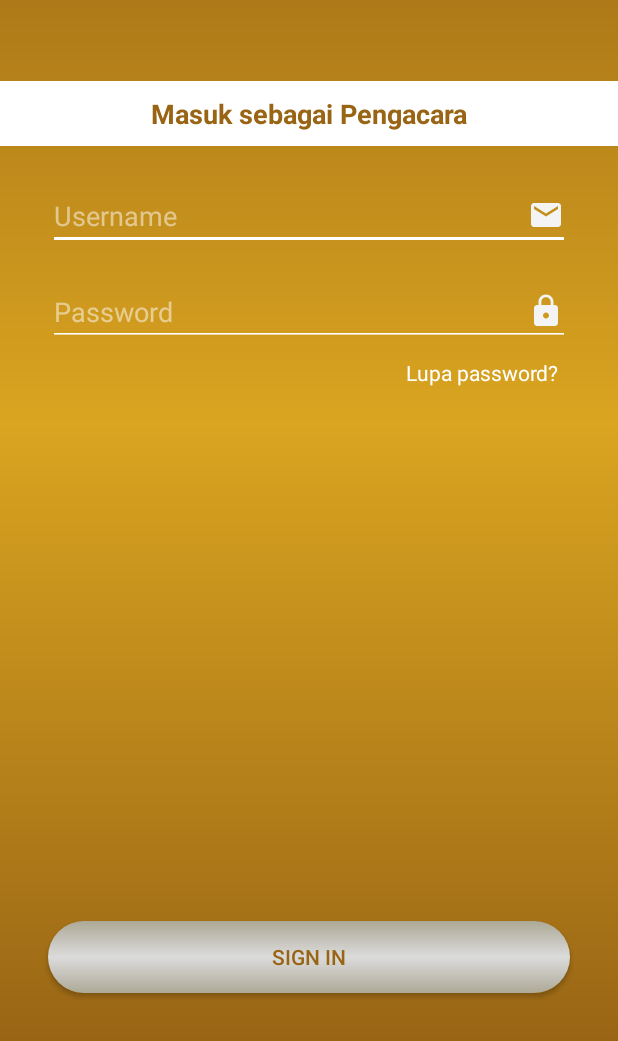
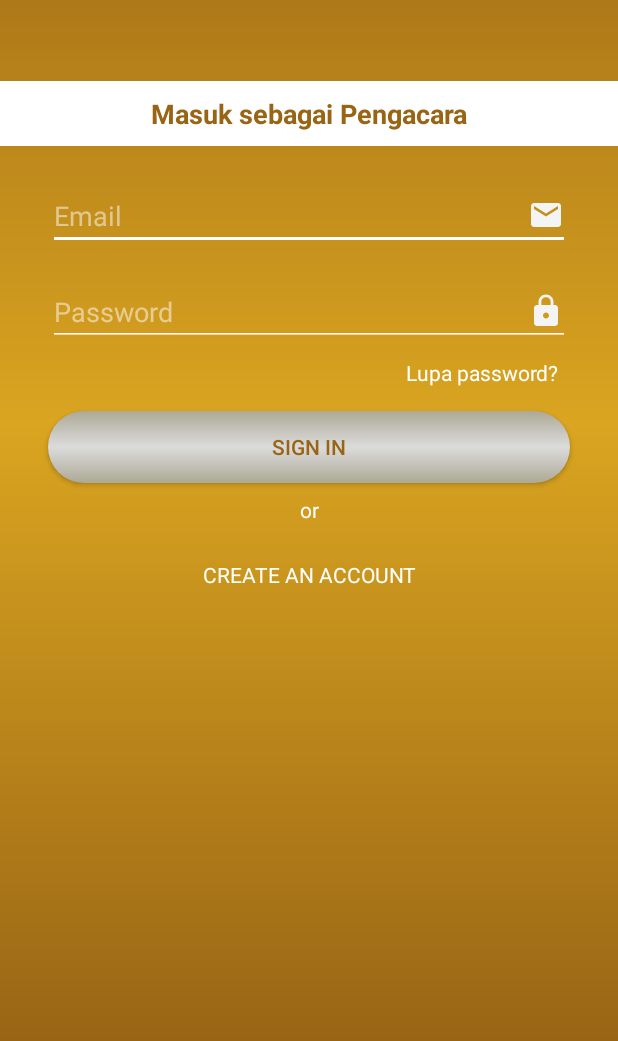
Before and after one commit to sidrive/androidmitra, an Android app: the LoginActivity screen opened directly, with no data from a screen before it, on a phone screen of 412 x 824 dp, the part 195-1236 px from its top. Run offline under Robolectric (Android 15) with nearby library versions, the phone set to English and light mode, and no system bars; our stand-ins replace ButterKnife, Dagger/Hilt's generated code; libraries missing offline, so code that uses them is left out: rx.android.schedulers, rx.schedulers, rx.subscriptions; 1 statement that could not run was skipped.

Commit message:
implement api for login

```diff
--- a/app/build.gradle
+++ b/app/build.gradle
@@ -8,6 +8,7 @@ android {
         targetSdkVersion 27
         versionCode 1
         versionName "1.0"
+        buildConfigField 'String', 'LawyerkuUrl', '"http://lawyerku.dev.komuri.co.id/"'
         testInstrumentationRunner "android.support.test.runner.AndroidJUnitRunner"
     }
     buildTypes {
@@ -18,8 +19,8 @@ android {
     }
     buildToolsVersion '27.0.3'
     compileOptions {
-        sourceCompatibility JavaVersion.VERSION_1_6
-        targetCompatibility JavaVersion.VERSION_1_6
+        sourceCompatibility JavaVersion.VERSION_1_8
+        targetCompatibility JavaVersion.VERSION_1_8
     }
 }
 
--- a/app/src/main/AndroidManifest.xml
+++ b/app/src/main/AndroidManifest.xml
@@ -49,7 +49,7 @@
       android:theme="@style/AppTheme"
       android:windowSoftInputMode="stateHidden"/>
     <activity
-      android:name=".ui.LoginActivity"
+      android:name=".ui.login.LoginActivity"
       android:theme="@style/AppTheme"
       android:windowSoftInputMode="stateHidden"/>
     <activity
--- /dev/null
+++ b/app/src/main/java/lawyerku/android_mitra/api/LawyerkuService.java
@@ -0,0 +1,82 @@
+package lawyerku.android_mitra.api;
+
+import java.util.concurrent.TimeUnit;
+
+import lawyerku.android_mitra.BuildConfig;
+import lawyerku.android_mitra.api.model.CredentialModel;
+import okhttp3.OkHttpClient;
+import okhttp3.logging.HttpLoggingInterceptor;
+import retrofit2.Retrofit;
+import retrofit2.adapter.rxjava.RxJavaCallAdapterFactory;
+import retrofit2.converter.gson.GsonConverterFactory;
+import retrofit2.http.Body;
+import retrofit2.http.GET;
+import retrofit2.http.Header;
+import retrofit2.http.Headers;
+import retrofit2.http.POST;
+import rx.Observable;
+
+public interface LawyerkuService {
+    //    ==============================================================
+    //                      CREDENTIAL
+    //    ==============================================================
+
+//    @Headers("Accept:application/json")
+//    @POST("api/authenticate?api_token=b3b45k4n")
+//    Observable<CredentialModel.LoginResponse> login(
+//            @Body CredentialModel.Request body);
+
+    //    @Headers("Accept:application/json")
+    @Headers("Content-Type:application/json")
+    @POST("api/login")
+    Observable<CredentialModel.LoginResponse> login(
+            @Body CredentialModel.Request body);
+
+    @Headers("Accept:application/json")
+    @POST("api/register/")
+    Observable<CredentialModel.RegistrationResponse> register(
+//            @Path("type") String type,
+            @Body CredentialModel.Request body);
+
+    //    ==============================================================
+    //                      PROFILE
+    //    ==============================================================
+
+    @Headers("Accept:application/json")
+    @GET("api/me")
+//    Observable<ProfileModel.Response> getProfile(@Header("Authorization") String header);
+    Observable<Throwable> getProfile(@Header("Authorization") String header);
+
+
+    //    ==============================================================
+    //                      SERVICE
+    //    ==============================================================
+
+    class Factory {
+        public static LawyerkuService create() {
+            return getRetrofitConfig().create(LawyerkuService.class);
+        }
+        private static Retrofit retrofit = null;
+        public static Retrofit getRetrofit(){
+            return retrofit;
+        }
+        public static Retrofit getRetrofitConfig() {
+            return new Retrofit.Builder()
+                    .baseUrl(BuildConfig.LawyerkuUrl)
+                    .addConverterFactory(GsonConverterFactory.create())
+                    .addCallAdapterFactory(RxJavaCallAdapterFactory.create())
+                    .client(client())
+                    .build();
+        }
+
+        private static OkHttpClient client() {
+            return new OkHttpClient.Builder()
+                    .readTimeout(60, TimeUnit.SECONDS)
+                    .connectTimeout(60, TimeUnit.SECONDS)
+                    .addInterceptor(new HttpLoggingInterceptor()
+                            .setLevel(HttpLoggingInterceptor.Level.BODY)
+                    )
+                    .build();
+        }
+    }
+}
--- a/app/src/main/java/lawyerku/android_mitra/base/AppComponent.java
+++ b/app/src/main/java/lawyerku/android_mitra/base/AppComponent.java
@@ -3,6 +3,8 @@ package lawyerku.android_mitra.base;
 import javax.inject.Singleton;
 
 import dagger.Component;
+import lawyerku.android_mitra.ui.login.LoginActivityComponent;
+import lawyerku.android_mitra.ui.login.LoginActivityModule;
 import lawyerku.android_mitra.ui.splash.SplashActivityComponent;
 import lawyerku.android_mitra.ui.splash.SplashActivityModule;
 
@@ -17,4 +19,6 @@ import lawyerku.android_mitra.ui.splash.SplashActivityModule;
 public interface AppComponent {
 
         SplashActivityComponent plus(SplashActivityModule activityModule);
+
+        LoginActivityComponent plus(LoginActivityModule activityModule);
 }
--- a/app/src/main/java/lawyerku/android_mitra/ui/ForgotPasswordActivity.java
+++ b/app/src/main/java/lawyerku/android_mitra/ui/ForgotPasswordActivity.java
@@ -9,10 +9,11 @@ import android.support.v7.app.AppCompatActivity;
 import android.view.View;
 import android.view.Window;
 import android.view.WindowManager.LayoutParams;
-import android.widget.Toast;
+
 import butterknife.ButterKnife;
 import butterknife.OnClick;
 import lawyerku.android_mitra.R;
+import lawyerku.android_mitra.ui.login.LoginActivity;
 
 public class ForgotPasswordActivity extends AppCompatActivity {
 
--- a/app/src/main/java/lawyerku/android_mitra/ui/RegisterActivity.java
+++ b/app/src/main/java/lawyerku/android_mitra/ui/RegisterActivity.java
@@ -6,13 +6,13 @@ import android.graphics.Color;
 import android.os.Build;
 import android.os.Bundle;
 import android.support.v7.app.AppCompatActivity;
-import android.util.Log;
 import android.view.View;
 import android.view.Window;
 import android.view.WindowManager;
 import butterknife.ButterKnife;
 import butterknife.OnClick;
 import lawyerku.android_mitra.R;
+import lawyerku.android_mitra.ui.login.LoginActivity;
 
 public class RegisterActivity extends AppCompatActivity {
 
--- a/app/src/main/java/lawyerku/android_mitra/ui/LoginActivity.java
+++ b/app/src/main/java/lawyerku/android_mitra/ui/login/LoginActivity.java
@@ -1,4 +1,4 @@
-package lawyerku.android_mitra.ui;
+package lawyerku.android_mitra.ui.login;
 
 import android.app.Activity;
 import android.content.Intent;
@@ -9,12 +9,31 @@ import android.support.v7.app.AppCompatActivity;
 import android.view.View;
 import android.view.Window;
 import android.view.WindowManager.LayoutParams;
+import android.widget.TextView;
+
+import javax.inject.Inject;
+
+import butterknife.BindView;
 import butterknife.ButterKnife;
 import butterknife.OnClick;
 import lawyerku.android_mitra.MainActivityCons;
 import lawyerku.android_mitra.R;
+import lawyerku.android_mitra.api.model.CredentialModel;
+import lawyerku.android_mitra.base.BaseActivity;
+import lawyerku.android_mitra.base.BaseApplication;
+import lawyerku.android_mitra.ui.ForgotPasswordActivity;
+import lawyerku.android_mitra.ui.RegisterActivity;
 
-public class LoginActivity extends AppCompatActivity {
+public class LoginActivity extends BaseActivity {
+
+  @Inject
+  LoginPresenter presenter;
+
+  @BindView(R.id.et_email)
+  TextView txtEmail;
+
+  @BindView(R.id.et_password)
+  TextView txtPassword;
 
   @Override
   protected void onCreate(Bundle savedInstanceState) {
@@ -22,6 +41,13 @@ public class LoginActivity extends AppCompatActivity {
     setContentView(R.layout.activity_login_cons);
     ButterKnife.bind(this);
     transparentStatusBar();
+  }
+
+  @Override
+  protected void setupActivityComponent() {
+    BaseApplication.get(this).getAppComponent()
+            .plus(new LoginActivityModule(this))
+            .inject(this);
   }
 
   private void transparentStatusBar() {
@@ -56,9 +82,27 @@ public class LoginActivity extends AppCompatActivity {
     startActivity(intent);
   }
 
-  @OnClick(R.id.btn_login)
-  public void onBtnLoginClicked() {
-    Intent intent = new Intent(LoginActivity.this, MainActivityCons.class);
+  @OnClick(R.id.tv_register_ask)
+  public void onTvRegisterClicked(){
+    Intent intent = new Intent(LoginActivity.this, RegisterActivity.class);
     startActivity(intent);
   }
+
+  @OnClick(R.id.btn_login)
+  public void showLogin(){
+
+    CredentialModel.Request credential = new CredentialModel.Request();
+    credential.email = txtEmail.getText().toString();
+    credential.password = txtPassword.getText().toString();
+
+    presenter.validateLogin(credential);
+
+//        Intent i = new Intent(LoginActivity.this, MainActivityCustomer.class);
+//        startActivity(i);
+  }
+
+    public void loginProses(){
+        Intent i = new Intent(LoginActivity.this, MainActivityCons.class);
+        startActivity(i);
+    }
 }
--- /dev/null
+++ b/app/src/main/java/lawyerku/android_mitra/ui/login/LoginActivityComponent.java
@@ -0,0 +1,14 @@
+package lawyerku.android_mitra.ui.login;
+
+import dagger.Subcomponent;
+import lawyerku.android_mitra.base.annotation.ActivityScope;
+
+@ActivityScope
+@Subcomponent(
+        modules = {
+                LoginActivityModule.class
+        }
+)
+public interface LoginActivityComponent {
+    LoginActivity inject(LoginActivity activity);
+}
--- /dev/null
+++ b/app/src/main/java/lawyerku/android_mitra/ui/login/LoginActivityModule.java
@@ -0,0 +1,26 @@
+package lawyerku.android_mitra.ui.login;
+
+import dagger.Module;
+import dagger.Provides;
+import lawyerku.android_mitra.base.annotation.ActivityScope;
+
+@Module
+public class LoginActivityModule {
+    LoginActivity activity;
+
+    public LoginActivityModule(LoginActivity activity){
+        this.activity = activity;
+    }
+
+    @ActivityScope
+    @Provides
+    LoginActivity provideLoginActivity(){
+        return activity;
+    }
+
+    @ActivityScope
+    @Provides
+    LoginPresenter provideLoginPresenter(){
+        return new LoginPresenter(activity);
+    }
+}
--- /dev/null
+++ b/app/src/main/java/lawyerku/android_mitra/ui/login/LoginPresenter.java
@@ -0,0 +1,81 @@
+package lawyerku.android_mitra.ui.login;
+
+import android.util.Log;
+
+import java.util.Locale;
+
+import lawyerku.android_mitra.api.LawyerkuService;
+import lawyerku.android_mitra.api.model.CredentialModel;
+import lawyerku.android_mitra.base.BasePresenter;
+import lawyerku.android_mitra.preference.GlobalPreference;
+import lawyerku.android_mitra.preference.PrefKey;
+import rx.android.schedulers.AndroidSchedulers;
+import rx.schedulers.Schedulers;
+import rx.subscriptions.CompositeSubscription;
+
+import static android.support.constraint.Constraints.TAG;
+
+public class LoginPresenter implements BasePresenter {
+    LoginActivity activity;
+    private CompositeSubscription subscription;
+
+    public LoginPresenter(LoginActivity activity){
+        this.activity = activity;
+        this.subscription = new CompositeSubscription();
+    }
+
+    @Override
+    public void subscribe() {
+
+    }
+
+    @Override
+    public void unsubscribe() {
+
+    }
+
+    public void validateLogin(CredentialModel.Request request){
+
+        subscription.add(LawyerkuService.Factory.create().login(request)
+                .subscribeOn(Schedulers.io())
+                .observeOn(AndroidSchedulers.mainThread())
+                .subscribe(response -> {
+                    Log.e(TAG, "validateLogin: "+response.success.token );
+
+                    if(response.success.token != null){
+                        GlobalPreference.write(PrefKey.loggedIn, true, Boolean.class);
+                        GlobalPreference.write(PrefKey.accessToken, String.format(Locale.US, "Bearer %s", response.accessToken), String.class);
+                        activity.loginProses();
+                    }
+
+                    if (response.status >= 200 && response.status < 300) {
+//                        GlobalPreferences.write(PrefKeys.loggedIn, true, Boolean.class);
+//                        GlobalPreferences.write(PrefKeys.accessToken, String.format(Locale.US, "Bearer %s", response.accessToken), String.class);
+//                        GlobalPreferences.write(PrefKeys.userType, String.format(Locale.US, response.userType, response.accessToken), String.class);
+
+//                        if (response.userType.equals(UserType.userTypeWorkman))
+//                            listener.onLoginWorkman();
+//                            /* else listener.onLoginWorkman();*/else{
+//                            //listener.onError(App.getContext().getString(R.string.error_unauthenticated));
+//                            listener.onError(response.message);
+//                        }
+                        String token = response.accessToken;
+                        subscription.add(LawyerkuService.Factory.create().getProfile(token)
+                                .subscribeOn(Schedulers.io())
+                                .observeOn(AndroidSchedulers.mainThread())
+                                .subscribe());
+//                        activity.loginProses();
+
+                    }
+//                    listener.hideLoading();
+                    Log.e(TAG, "validateLogin: "+response.message );
+                }, throwable -> {
+//                    String msg = ErrorUtils.getError(throwable);
+                    Log.e("loginNow", "CredentialPresenter : Error bro");
+//                    int errorCode = ((HttpException) throwable).response().code();
+//                    if (errorCode > 400)
+//                        listener.onError(App.getContext().getString(R.string.error_general));
+//                    listener.hideLoading();
+                }));
+    }
+}
--- a/app/src/main/java/lawyerku/android_mitra/ui/splash/SplashActivity.java
+++ b/app/src/main/java/lawyerku/android_mitra/ui/splash/SplashActivity.java
@@ -6,7 +6,6 @@ import android.graphics.Color;
 import android.os.Build.VERSION;
 import android.os.Bundle;
 import android.os.Handler;
-import android.support.v7.app.AppCompatActivity;
 
 import android.util.Log;
 import android.view.View;
@@ -21,8 +20,7 @@ import lawyerku.android_mitra.base.BaseActivity;
 import lawyerku.android_mitra.base.BaseApplication;
 import lawyerku.android_mitra.preference.GlobalPreference;
 import lawyerku.android_mitra.preference.PrefKey;
-import lawyerku.android_mitra.ui.LoginActivity;
-import lawyerku.android_mitra.ui.RegisterActivity;
+import lawyerku.android_mitra.ui.login.LoginActivity;
 
 public class SplashActivity extends BaseActivity {
 
--- a/app/src/main/res/layout/activity_login_cons.xml
+++ b/app/src/main/res/layout/activity_login_cons.xml
@@ -40,10 +40,10 @@
     app:layout_constraintTop_toBottomOf="@id/logo_lawyer"
     app:layout_constraintStart_toStartOf="parent"
     app:layout_constraintEnd_toEndOf="parent"
-    app:layout_constraintBottom_toTopOf="@id/et_username"
+    app:layout_constraintBottom_toTopOf="@id/et_email"
     />
   <EditText
-    android:id="@+id/et_username"
+    android:id="@+id/et_email"
     android:layout_width="0dp"
     android:layout_height="wrap_content"
     android:layout_marginBottom="@dimen/res_9dp"
@@ -52,7 +52,7 @@
     android:backgroundTint="@color/colorWhite"
     android:drawableEnd="@drawable/ic_email"
     android:drawablePadding="16dp"
-    android:hint="Username"
+    android:hint="Email"
     android:inputType="textEmailAddress"
     app:layout_constraintBottom_toTopOf="@id/et_password"
     app:layout_constraintEnd_toEndOf="parent"
@@ -75,7 +75,7 @@
     app:layout_constraintBottom_toTopOf="@id/tv_forgot"
     app:layout_constraintEnd_toEndOf="parent"
     app:layout_constraintStart_toStartOf="parent"
-    app:layout_constraintTop_toBottomOf="@id/et_username"
+    app:layout_constraintTop_toBottomOf="@id/et_email"
     />
 
   <TextView
@@ -93,6 +93,7 @@
     app:layout_constraintEnd_toEndOf="parent"
     app:layout_constraintStart_toStartOf="parent"
     app:layout_constraintTop_toBottomOf="@id/et_password"
+      app:layout_constraintBottom_toTopOf="@id/btn_login"
     />
 
   <Button
@@ -103,10 +104,38 @@
     android:layout_marginEnd="32dp"
     android:background="@drawable/bg_transparent_silver"
     android:text="@string/action_sign_in"
-    android:layout_marginBottom="@dimen/res_32dp"
     android:textColor="@color/goldenBrownLawyer"
-    app:layout_constraintBottom_toBottomOf="parent"
+    app:layout_constraintTop_toBottomOf="@id/tv_forgot"
     app:layout_constraintEnd_toEndOf="parent"
     app:layout_constraintStart_toStartOf="parent"
+      app:layout_constraintBottom_toTopOf="@id/tv_or"
     />
+  <TextView
+      android:id="@+id/tv_or"
+      android:layout_width="0dp"
+      android:layout_height="wrap_content"
+      android:layout_marginTop="8dp"
+      android:layout_marginBottom="8dp"
+      android:text="@string/text_or"
+      android:textAlignment="center"
+      android:textColor="@color/colorWhite"
+      app:layout_constraintBottom_toTopOf="@id/tv_register_ask"
+      app:layout_constraintEnd_toEndOf="parent"
+      app:layout_constraintStart_toStartOf="parent"
+      app:layout_constraintTop_toBottomOf="@id/btn_login"
+      />
+  <TextView
+      android:id="@+id/tv_register_ask"
+      android:layout_width="0dp"
+      android:layout_height="wrap_content"
+      android:layout_marginTop="16dp"
+      android:layout_marginBottom="?attr/actionBarSize"
+      android:text="@string/str_register"
+      android:textAlignment="center"
+      android:textColor="@color/colorWhite"
+      app:layout_constraintBottom_toBottomOf="@id/tv_or"
+      app:layout_constraintEnd_toEndOf="parent"
+      app:layout_constraintStart_toStartOf="parent"
+      app:layout_constraintTop_toBottomOf="@id/tv_or"
+      />
 </android.support.constraint.ConstraintLayout>
--- a/app/src/main/res/values/strings.xml
+++ b/app/src/main/res/values/strings.xml
@@ -30,7 +30,7 @@
     <string name="prompt_cellphone2">Telepon / HP 2</string>
     <string name="prompt_nik">No.KTP/SIM</string>
     <string name="text_forgot_password">Lupa password?</string>
-    <string name="text_or">atau</string>
+    <string name="text_or">or</string>
     <string name="text_please_wait">Tunggu sebentar</string>
     <string name="action_register_customer">Register Customer</string>
     <string name="action_register_workman">Register Mitra Ketukang</string>
@@ -160,4 +160,5 @@
     <string name="str_first_name">First Name</string>
     <string name="str_dftr_pengacara">Daftar sebagai Pengacara</string>
     <string name="str_btn_resetpass">RESET PASSWORD</string>
+    <string name="str_register">CREATE AN ACCOUNT</string>
 </resources>
```
Also changed, not shown: app/src/main/java/lawyerku/android_mitra/api/model/CredentialModel.java (added, +125 -0 lines).
